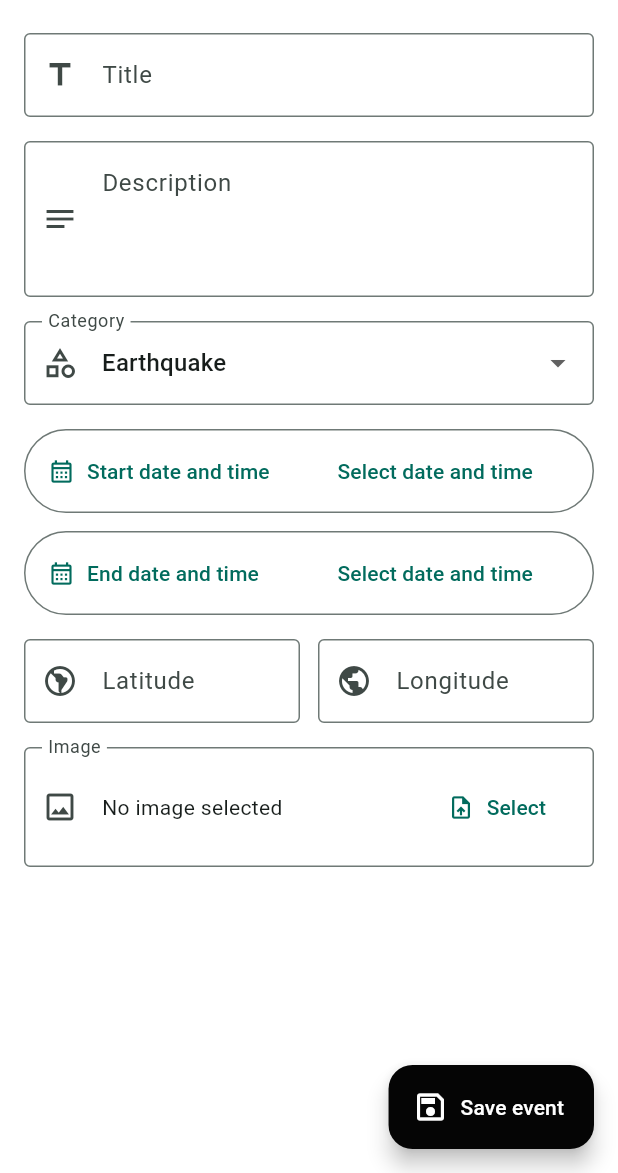
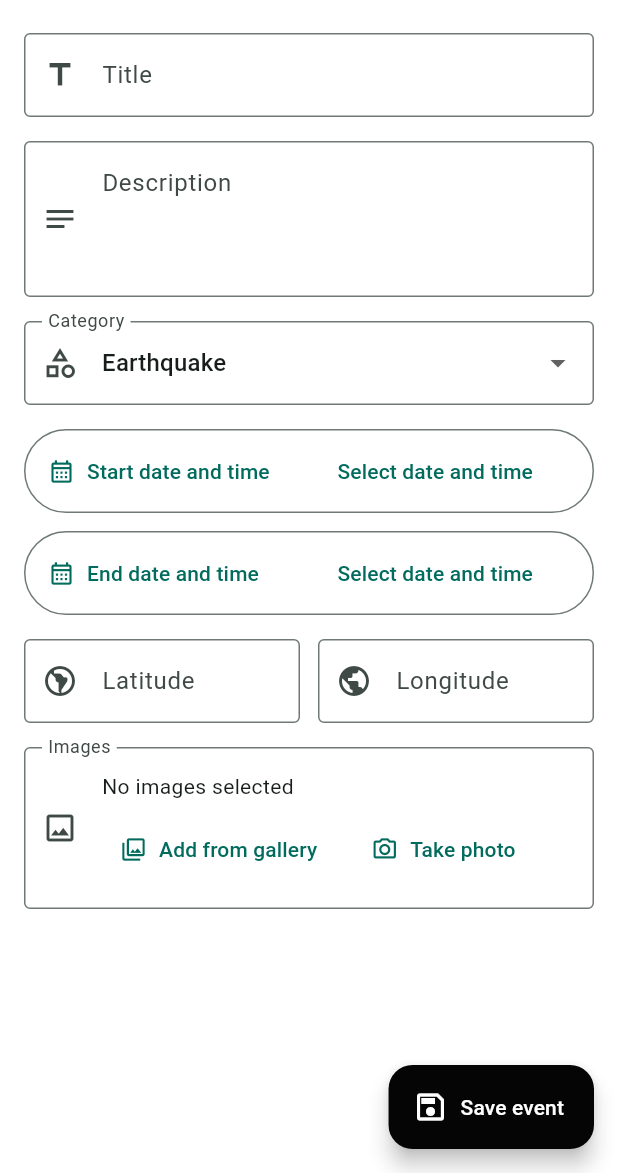
Before and after one commit to ThomJochems/geo_timeline, a Flutter app: the screen it shows after launch, after a tap on "Create event", on a phone screen of 412 x 824 dp, the part 63-1236 px from its top. Run offline on Flutter 3.47's test engine with Material 3 defaults, Android fonts, the phone set to English and light mode, and no system bars; our stand-ins replace camera, flutter_map, hive_flutter, image_picker, latlong2; accounts and stored records are empty.

Commit message:
Added side project

```diff
--- a/lib/features/events/domain/models/event.dart
+++ b/lib/features/events/domain/models/event.dart
@@ -25,7 +25,7 @@ enum EventCategory {
 
 @immutable
 class Event {
-  const Event({
+  Event({
     required this.id,
     required this.title,
     required this.category,
@@ -37,8 +37,9 @@ class Event {
     required this.updatedAt,
     this.description,
     this.locationName,
-    this.imagePath,
-  });
+    String? imagePath,
+    List<String> imagePaths = const [],
+  }) : imagePaths = _normalizeImagePaths(imagePaths, imagePath);
 
   final String id;
   final String title;
@@ -49,11 +50,12 @@ class Event {
   final double latitude;
   final double longitude;
   final String? locationName;
-  final String? imagePath;
+  final List<String> imagePaths;
   final DateTime createdAt;
   final DateTime updatedAt;
 
   DateTime get occurredAt => startDate;
+  String? get imagePath => imagePaths.isEmpty ? null : imagePaths.first;
 
   Event copyWith({
     String? id,
@@ -66,11 +68,12 @@ class Event {
     double? longitude,
     String? locationName,
     String? imagePath,
+    List<String>? imagePaths,
     DateTime? createdAt,
     DateTime? updatedAt,
     bool clearDescription = false,
     bool clearLocationName = false,
-    bool clearImagePath = false,
+    bool clearImagePaths = false,
   }) {
     return Event(
       id: id ?? this.id,
@@ -84,7 +87,9 @@ class Event {
       locationName: clearLocationName
           ? null
           : locationName ?? this.locationName,
-      imagePath: clearImagePath ? null : imagePath ?? this.imagePath,
+      imagePaths: clearImagePaths
+          ? const []
+          : imagePaths ?? (imagePath == null ? this.imagePaths : [imagePath]),
       createdAt: createdAt ?? this.createdAt,
       updatedAt: updatedAt ?? this.updatedAt,
     );
@@ -102,6 +107,7 @@ class Event {
       'longitude': longitude,
       'locationName': locationName,
       'imagePath': imagePath,
+      'imagePaths': imagePaths,
       'createdAt': createdAt.toIso8601String(),
       'updatedAt': updatedAt.toIso8601String(),
     };
@@ -112,6 +118,14 @@ class Event {
     final endDateValue = json['endDate'] as String?;
     final legacyOccurredAtValue = json['occurredAt'] as String?;
     final fallbackDateValue = DateTime.now().toIso8601String();
+    final imagePathsValue = json['imagePaths'];
+    final legacyImagePath = json['imagePath'] as String?;
+    final imagePaths = _normalizeImagePaths(
+      imagePathsValue is List
+          ? imagePathsValue.whereType<String>()
+          : const <String>[],
+      legacyImagePath,
+    );
 
     return Event(
       id: json['id'] as String,
@@ -130,7 +144,7 @@ class Event {
       latitude: (json['latitude'] as num).toDouble(),
       longitude: (json['longitude'] as num).toDouble(),
       locationName: json['locationName'] as String?,
-      imagePath: json['imagePath'] as String?,
+      imagePaths: imagePaths,
       createdAt: DateTime.parse(json['createdAt'] as String),
       updatedAt: DateTime.parse(json['updatedAt'] as String),
     );
@@ -150,7 +164,7 @@ class Event {
             latitude == other.latitude &&
             longitude == other.longitude &&
             locationName == other.locationName &&
-            imagePath == other.imagePath &&
+            listEquals(imagePaths, other.imagePaths) &&
             createdAt == other.createdAt &&
             updatedAt == other.updatedAt;
   }
@@ -166,8 +180,29 @@ class Event {
     latitude,
     longitude,
     locationName,
-    imagePath,
+    Object.hashAll(imagePaths),
     createdAt,
     updatedAt,
   );
+
+  static List<String> _normalizeImagePaths(
+    Iterable<String> imagePaths,
+    String? legacyImagePath,
+  ) {
+    final normalizedPaths = imagePaths
+        .map((path) => path.trim())
+        .where((path) => path.isNotEmpty)
+        .toList(growable: false);
+
+    if (normalizedPaths.isNotEmpty) {
+      return List.unmodifiable(normalizedPaths);
+    }
+
+    final normalizedLegacyPath = legacyImagePath?.trim();
+    if (normalizedLegacyPath == null || normalizedLegacyPath.isEmpty) {
+      return const [];
+    }
+
+    return List.unmodifiable([normalizedLegacyPath]);
+  }
 }
--- a/lib/features/events/presentation/pages/create_event_page.dart
+++ b/lib/features/events/presentation/pages/create_event_page.dart
@@ -1,4 +1,5 @@
 import 'package:flutter/material.dart';
+import 'package:flutter/foundation.dart';
 import 'package:image_picker/image_picker.dart';
 import 'package:intl/intl.dart';
 import 'package:provider/provider.dart';
@@ -6,6 +7,7 @@ import 'package:provider/provider.dart';
 import '../../domain/models/event.dart';
 import '../providers/event_provider.dart';
 import '../widgets/concept_ui.dart';
+import 'windows_camera_capture_page.dart';
 
 class CreateEventPage extends StatefulWidget {
   const CreateEventPage({super.key});
@@ -25,7 +27,7 @@ class _CreateEventPageState extends State<CreateEventPage> {
   EventCategory _category = EventCategory.earthquake;
   DateTime? _startDate;
   DateTime? _endDate;
-  XFile? _selectedImage;
+  final List<XFile> _selectedImages = [];
   String? _dateError;
   bool _isSaving = false;
 
@@ -40,6 +42,10 @@ class _CreateEventPageState extends State<CreateEventPage> {
 
   @override
   Widget build(BuildContext context) {
+    final canTakePhoto =
+        _usesWindowsDesktopCamera ||
+        _imagePicker.supportsImageSource(ImageSource.camera);
+
     return Scaffold(
       backgroundColor: Colors.white,
       appBar: AppBar(
@@ -166,11 +172,16 @@ class _CreateEventPageState extends State<CreateEventPage> {
               ),
               const SizedBox(height: 16),
               _ImageSelectionField(
-                imageName: _selectedImage?.name,
-                onPressed: _pickImage,
-                onClear: _selectedImage == null
+                images: _selectedImages,
+                canTakePhoto: canTakePhoto,
+                onPickFromGallery: _pickImagesFromGallery,
+                onTakePhoto: _takePhoto,
+                onRemove: (image) {
+                  setState(() => _selectedImages.remove(image));
+                },
+                onClear: _selectedImages.isEmpty
                     ? null
-                    : () => setState(() => _selectedImage = null),
+                    : () => setState(_selectedImages.clear),
               ),
             ],
           ),
@@ -258,14 +269,72 @@ class _CreateEventPageState extends State<CreateEventPage> {
     );
   }
 
-  Future<void> _pickImage() async {
-    final image = await _imagePicker.pickImage(source: ImageSource.gallery);
+  Future<void> _pickImagesFromGallery() async {
+    final List<XFile> images;
+
+    try {
+      images = await _imagePicker.pickMultiImage();
+    } catch (error) {
+      _showImagePickerError(error);
+      return;
+    }
+
+    if (!mounted || images.isEmpty) {
+      return;
+    }
+
+    setState(() => _selectedImages.addAll(images));
+  }
+
+  Future<void> _takePhoto() async {
+    if (_usesWindowsDesktopCamera) {
+      final image = await Navigator.of(context).push<XFile>(
+        MaterialPageRoute(
+          builder: (_) => const WindowsCameraCapturePage(),
+        ),
+      );
 
       if (!mounted || image == null) {
         return;
       }
 
-    setState(() => _selectedImage = image);
+      setState(() => _selectedImages.add(image));
+      return;
+    }
+
+    final XFile? image;
+
+    try {
+      image = await _imagePicker.pickImage(source: ImageSource.camera);
+    } catch (error) {
+      _showImagePickerError(error);
+      return;
+    }
+
+    if (!mounted) {
+      return;
+    }
+
+    if (image == null) {
+      return;
+    }
+
+    final selectedImage = image;
+    setState(() => _selectedImages.add(selectedImage));
+  }
+
+  bool get _usesWindowsDesktopCamera {
+    return !kIsWeb && defaultTargetPlatform == TargetPlatform.windows;
+  }
+
+  void _showImagePickerError(Object error) {
+    if (!mounted) {
+      return;
+    }
+
+    ScaffoldMessenger.of(context).showSnackBar(
+      SnackBar(content: Text('Could not open images: $error')),
+    );
   }
 
   Future<void> _saveEvent() async {
@@ -289,7 +358,9 @@ class _CreateEventPageState extends State<CreateEventPage> {
       endDate: _endDate!,
       latitude: double.parse(_latitudeController.text.trim()),
       longitude: double.parse(_longitudeController.text.trim()),
-      imagePath: _selectedImage?.path,
+      imagePaths: _selectedImages
+          .map((image) => image.path)
+          .toList(growable: false),
       createdAt: now,
       updatedAt: now,
     );
@@ -369,40 +440,75 @@ class _DatePickerField extends StatelessWidget {
 
 class _ImageSelectionField extends StatelessWidget {
   const _ImageSelectionField({
-    required this.imageName,
-    required this.onPressed,
+    required this.images,
+    required this.canTakePhoto,
+    required this.onPickFromGallery,
+    required this.onTakePhoto,
+    required this.onRemove,
     required this.onClear,
   });
 
-  final String? imageName;
-  final VoidCallback onPressed;
+  final List<XFile> images;
+  final bool canTakePhoto;
+  final VoidCallback onPickFromGallery;
+  final VoidCallback onTakePhoto;
+  final ValueChanged<XFile> onRemove;
   final VoidCallback? onClear;
 
   @override
   Widget build(BuildContext context) {
     return InputDecorator(
       decoration: const InputDecoration(
-        labelText: 'Image',
+        labelText: 'Images',
         prefixIcon: Icon(Icons.image_outlined),
       ),
-      child: Row(
+      child: Column(
+        crossAxisAlignment: CrossAxisAlignment.start,
         children: [
-          Expanded(
-            child: Text(
-              imageName ?? 'No image selected',
+          if (images.isEmpty)
+            Text(
+              'No images selected',
+              style: Theme.of(context).textTheme.bodyMedium,
+            )
+          else
+            Wrap(
+              spacing: 8,
+              runSpacing: 8,
+              children: [
+                for (final image in images)
+                  InputChip(
+                    label: Text(
+                      image.name,
                       overflow: TextOverflow.ellipsis,
                     ),
+                    avatar: const Icon(Icons.image_outlined, size: 18),
+                    onDeleted: () => onRemove(image),
+                  ),
+              ],
+            ),
+          const SizedBox(height: 8),
+          Wrap(
+            spacing: 8,
+            runSpacing: 8,
+            children: [
+              TextButton.icon(
+                onPressed: onPickFromGallery,
+                icon: const Icon(Icons.photo_library_outlined),
+                label: const Text('Add from gallery'),
+              ),
+              if (canTakePhoto)
+                TextButton.icon(
+                  onPressed: onTakePhoto,
+                  icon: const Icon(Icons.photo_camera_outlined),
+                  label: const Text('Take photo'),
                 ),
               if (onClear != null)
-            IconButton(
-              tooltip: 'Remove image',
+                TextButton.icon(
                   onPressed: onClear,
-              icon: const Icon(Icons.close),
+                  icon: const Icon(Icons.clear),
+                  label: const Text('Clear all'),
                 ),
-          TextButton.icon(
-            onPressed: onPressed,
-            icon: const Icon(Icons.upload_file),
-            label: const Text('Select'),
+            ],
           ),
         ],
       ),
--- a/lib/features/events/presentation/pages/timeline_page.dart
+++ b/lib/features/events/presentation/pages/timeline_page.dart
@@ -185,18 +185,6 @@ class _TimelinePageState extends State<TimelinePage> {
                     onPressed: () {
                       Navigator.of(context).pushNamed(AppRoutes.createEvent);
                     },
-                  ),
-                ),
-                Positioned(
-                  right: 0,
-                  top: 0,
-                  child: Container(
-                    width: 31,
-                    height: 168,
-                    decoration: BoxDecoration(
-                      color: ConceptColors.lightBlue,
-                      border: Border.all(color: Colors.black, width: 1.5),
-                    ),
                   ),
                 ),
                 Positioned(
@@ -690,18 +678,6 @@ class _TimeAxis extends StatelessWidget {
               color: ConceptColors.blue,
             ),
           ),
-          Positioned(
-            left: 0,
-            bottom: 0,
-            child: Container(
-              width: 168,
-              height: 36,
-              decoration: BoxDecoration(
-                color: ConceptColors.lightBlue,
-                border: Border.all(color: Colors.black, width: 1.5),
-              ),
-            ),
-          ),
         ],
       ),
     );
--- a/pubspec.yaml
+++ b/pubspec.yaml
@@ -12,6 +12,8 @@ dependencies:
 
   provider: ^6.1.2
   image_picker: ^1.1.2
+  camera: ^0.12.0+1
+  camera_windows: ^0.2.6+4
   flutter_map: ^8.1.1
   latlong2: ^0.9.1
   intl: ^0.20.2
```
Also changed, not shown: lib/features/events/presentation/pages/event_detail_page.dart (+40 -0 lines), lib/features/events/presentation/pages/windows_camera_capture_page.dart (added, +133 -0 lines), pubspec.lock, 4 other files. Lines whose indentation alone changed are shown as unchanged.
